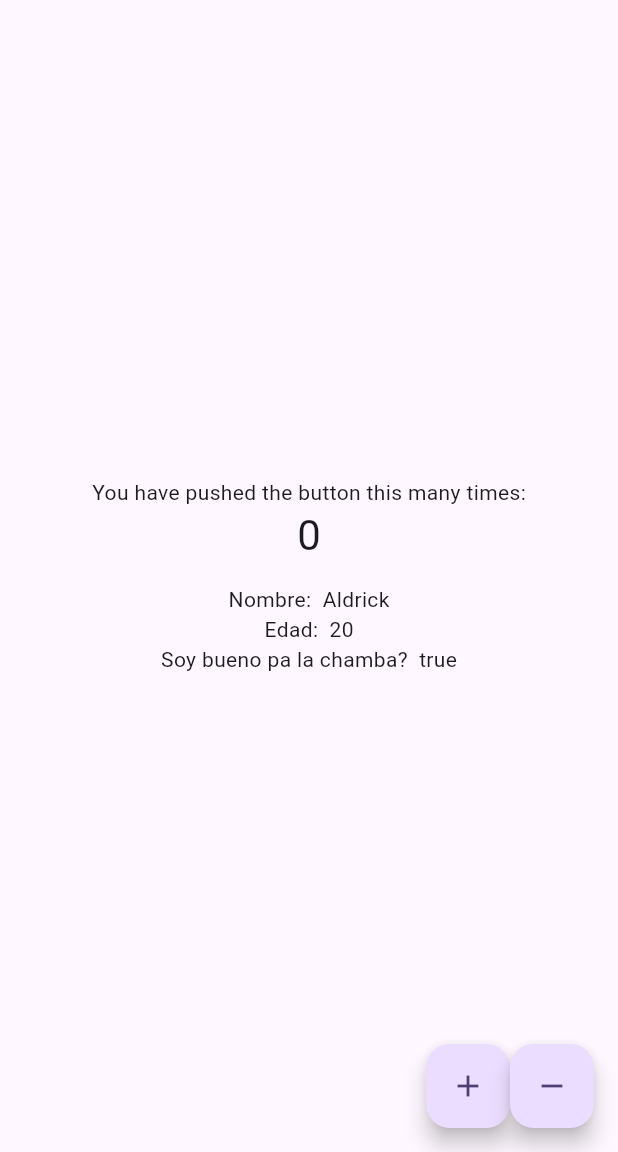
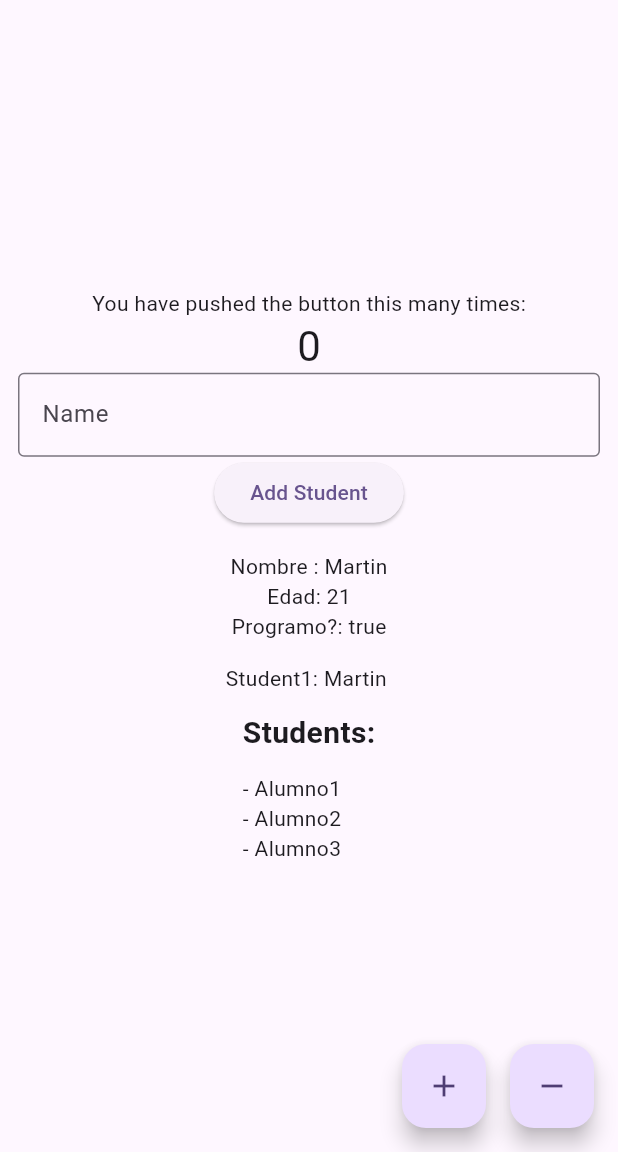
Before and after one commit to EmilianoChavarria/Act1Flutter, a Flutter app: the screen it shows after launch, on a phone screen of 412 x 824 dp, the part 84-1236 px from its top. Run offline on Flutter 3.47's test engine with Material 3 defaults, Android fonts, the phone set to English and light mode, and no system bars.

Commit message:
feat: updated main.dart added Person interface and student class

```diff
--- /dev/null
+++ b/lib/Person.dart
@@ -0,0 +1,7 @@
+class Person {
+
+String name;
+
+Person(this.name);
+
+}
--- /dev/null
+++ b/lib/Student.dart
@@ -0,0 +1,14 @@
+
+import 'package:flutter_application_1/Person.dart';
+
+class Student extends Person{
+
+
+  String studentId;
+
+  final List<String> students=['Alumno1','Alumno2','Alumno3'];
+  Student(String name,  this.studentId) :super(name);
+
+
+
+}
--- a/lib/main.dart
+++ b/lib/main.dart
@@ -1,4 +1,5 @@
 import 'package:flutter/material.dart';
+import 'package:flutter_application_1/Student.dart';
 
 void main() {
   runApp(const MyApp());
@@ -55,9 +56,12 @@ class MyHomePage extends StatefulWidget {
 
 class _MyHomePageState extends State<MyHomePage> {
   int _counter = 0;
-  String name = 'Aldrick';
-  int age = 20;
-  bool option = true;
+  int age = 21;
+  String name = "Martin";
+  bool programing = true;
+  final List<String> students = ['Alumno1', 'Alumno2', 'Alumno3'];
+  final Student student = Student("Martin", "20223tn139");
+  TextEditingController _txtName = TextEditingController();
 
   void _incrementCounter() {
     setState(() {
@@ -72,17 +76,41 @@ class _MyHomePageState extends State<MyHomePage> {
 
   void _decrementCounter() {
     setState(() {
-      // This call to setState tells the Flutter framework that something has
-      // changed in this State, which causes it to rerun the build method below
-      // so that the display can reflect the updated values. If we changed
-      // _counter without calling setState(), then the build method would not be
-      // called again, and so nothing would appear to happen.
       if (_counter > 0) {
-      _counter--;
+        _counter--;
       }
     });
   }
 
+  Widget _getAllStudents() {
+    return Column(
+      crossAxisAlignment: CrossAxisAlignment.start,
+      children: [
+        const SizedBox(height: 12),
+        Text(
+          "Students:",
+          style: TextStyle(fontSize: 20, fontWeight: FontWeight.bold),
+        ),
+        SizedBox(height: 12),
+        ...students.map((n) => Text("- $n")).toList(),
+      ],
+    );
+  }
+
+void _addStudent(){
+  final name = _txtName.text.trim();
+  if(name.isEmpty){
+    ScaffoldMessenger.of(context).showSnackBar(
+      SnackBar(content: Text("Please write something"))
+    );
+    return;
+
+  }
+  setState(() {
+    students.add(name);
+  });
+  _txtName.clear();
+}
   @override
   Widget build(BuildContext context) {
     // This method is rerun every time setState is called, for instance as done
@@ -125,29 +153,54 @@ class _MyHomePageState extends State<MyHomePage> {
               '$_counter',
               style: Theme.of(context).textTheme.headlineMedium,
             ),
+            Padding(
+              padding: EdgeInsets.symmetric(horizontal: 12),
+              child: TextField(
+                controller: _txtName,
+                decoration: InputDecoration(
+                  labelText: "Name",
+                  border: OutlineInputBorder(),
+                ),
+              ),
+            ),
+            Padding(
+              padding: EdgeInsets.symmetric(horizontal: 12),
+              child: ElevatedButton(
+                onPressed: _addStudent,
+                child: Text("Add Student"),
+              )
+
+            ),
+
             SizedBox(height: 15),
-            Text('Nombre:  $name'),
-            Text('Edad:  $age'),
-            Text('Soy bueno pa la chamba?  $option'),
+            Text('Nombre : $name'),
+            Text('Edad: $age'),
+            Text('Programo?: $programing'),
+            SizedBox(height: 15),
+            Text("Student1: ${student.name} "),
+
+            _getAllStudents(),
           ],
         ),
       ),
+
       floatingActionButton: Row(
         mainAxisAlignment: MainAxisAlignment.end,
         children: [
-          SizedBox(height: 15),
           FloatingActionButton(
             onPressed: _incrementCounter,
             tooltip: 'Increment',
             child: const Icon(Icons.add),
           ),
+          const SizedBox(width: 16),
           FloatingActionButton(
             onPressed: _decrementCounter,
-            tooltip: 'Decrement',
+            tooltip: 'Decremente',
             child: const Icon(Icons.remove),
           ),
         ],
       ),
+
       // This trailing comma makes auto-formatting nicer for build methods.
     );
   }
```
Also changed, not shown: 1 other file.
